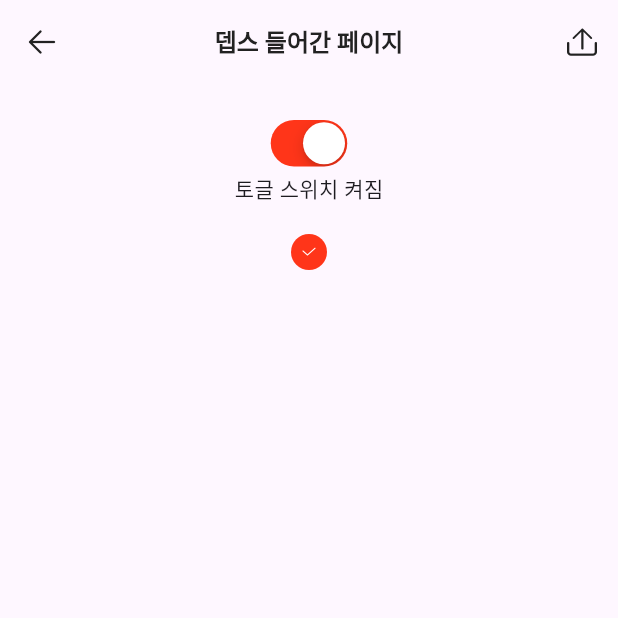
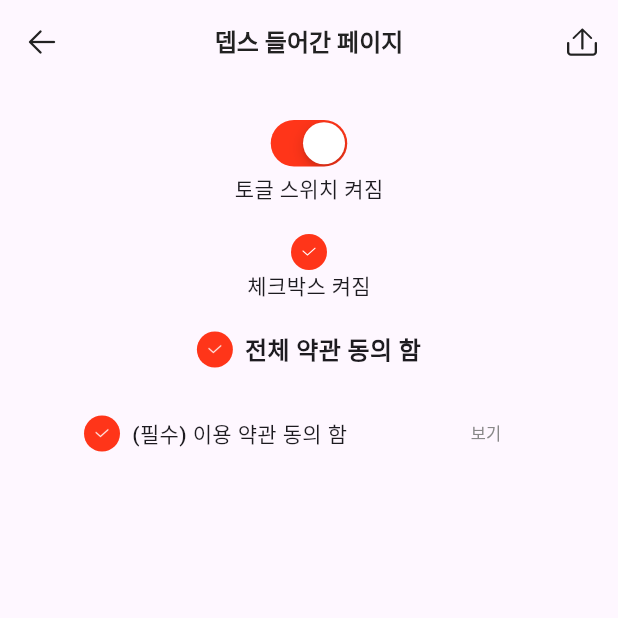
Before and after one commit to TechlabsDev/parot, a Flutter app: the TempScreen screen opened by its route, on a phone screen of 412 x 824 dp, the top half of it. Run offline on Flutter 3.47's test engine with Material 3 defaults, Android fonts, the light colour scheme and no system bars; our stand-ins replace get, streaming_shared_preferences; missing offline and left inert: chart_sparkline, flutter_inappwebview, flutter_naver_login, kakao_flutter_sdk; Roboto replaces fonts that are missing (Pretendard).

Commit message:
check_circle_in_row

```diff
--- a/lib/presentation/design_component/parrot_check_circle.dart
+++ b/lib/presentation/design_component/parrot_check_circle.dart
@@ -9,10 +9,14 @@ class ParrotCheckCircle extends StatefulWidget {
     required this.value,
     required this.onChanged,
     this.color,
+    this.radius,
+    this.checkIconSize,
   });
   ValueChanged<bool> onChanged;
   bool value;
   Color? color;
+  double? radius;
+  Size? checkIconSize;
 }
 
 class _ParrotCheckCircleState extends State<ParrotCheckCircle> {
@@ -34,13 +38,13 @@ class _ParrotCheckCircleState extends State<ParrotCheckCircle> {
       },
       child: CircleAvatar(
         backgroundColor: widget.value ? widget.color ?? ParrotColor.red500 : ParrotColor.gray50,
-        radius: 12,
+        radius: widget.radius ?? 12,
         child: Center(
           child: Image.asset(
             "asset/icon/stroke_check.png",
-            height: 12,
-            width: 12,
-            color: Colors.white,
+            height: widget.checkIconSize == null ? 12 : widget.checkIconSize!.height,
+            width: widget.checkIconSize == null ? 12 : widget.checkIconSize!.width,
+            color: widget.value ? Colors.white : ParrotColor.gray300,
           ),
         ),
       ),
--- /dev/null
+++ b/lib/presentation/design_component/parrot_check_circle_in_row.dart
@@ -0,0 +1,55 @@
+import 'package:flutter/material.dart';
+import 'package:parot/presentation/design_component/parrot_check_circle.dart';
+
+class ParrotCheckCircleInRow extends StatefulWidget {
+  @override
+  State<ParrotCheckCircleInRow> createState() => _ParrotCheckCircleInRowState();
+
+  ParrotCheckCircleInRow({
+    required this.value,
+    required this.onChanged,
+    required this.titleText,
+    this.checkCircleColor,
+    this.trailing,
+  });
+  ValueChanged<bool> onChanged;
+  bool value;
+  Color? checkCircleColor;
+  Widget titleText;
+  Widget? trailing;
+}
+
+class _ParrotCheckCircleInRowState extends State<ParrotCheckCircleInRow> {
+  @override
+  void setState(VoidCallback fn) {
+    if (mounted) {
+      super.setState(fn);
+    }
+  }
+
+  @override
+  Widget build(BuildContext context) {
+    return InkWell(
+      onTap: () {
+        setState(() {
+          widget.value = !widget.value;
+        });
+        widget.onChanged(widget.value);
+      },
+      child: Row(
+        mainAxisSize: MainAxisSize.min,
+        children: [
+          ParrotCheckCircle(
+            value: widget.value,
+            onChanged: (_) {},
+            color: widget.checkCircleColor,
+          ),
+          const SizedBox(width: 8),
+          widget.titleText,
+          if (widget.trailing != null) const Spacer(),
+          if (widget.trailing != null) widget.trailing!,
+        ],
+      ),
+    );
+  }
+}
--- a/lib/presentation/temp/controller/temp_controller.dart
+++ b/lib/presentation/temp/controller/temp_controller.dart
@@ -3,6 +3,9 @@ import 'package:get/get.dart';
 //아직 디자인이 덜 나왔을 때, 컴포넌트만 개발할 때 임시로 쓸 두번째 화면 컨트롤러
 class TempController extends GetxController {
   RxBool switchValue = true.obs;
+  RxBool checkCircleValue = true.obs;
+  RxBool checkCircleInRowValue = true.obs;
+  RxBool checkCircleInRowValue2 = true.obs;
   @override
   void onInit() {
     super.onInit();
--- a/lib/presentation/temp/screen/temp_screen.dart
+++ b/lib/presentation/temp/screen/temp_screen.dart
@@ -1,10 +1,12 @@
 import 'package:flutter/material.dart';
 import 'package:get/get.dart';
+import 'package:parot/presentation/design_component/parrot_check_circle_in_row.dart';
 import 'package:parot/presentation/design_component/parrot_depth_header.dart';
 import 'package:parot/presentation/design_component/parrot_scaffold.dart';
 import 'package:parot/presentation/design_component/parrot_text_style.dart';
 import 'package:parot/presentation/temp/controller/temp_controller.dart';
 
+import '../../design_component/parrot_check_circle.dart';
 import '../../design_component/parrot_color.dart';
 import '../../design_component/parrot_switch.dart';
 
@@ -32,6 +34,7 @@ class _TempScreenState extends State<TempScreen> {
           body: SingleChildScrollView(
             child: Center(
               child: Column(
+                crossAxisAlignment: CrossAxisAlignment.center,
                 children: [
                   const SizedBox(height: 20),
                   ParrotSwitch(
@@ -43,15 +46,52 @@ class _TempScreenState extends State<TempScreen> {
                   ),
                   Text("토글 스위치 ${controller.switchValue.isTrue ? "켜짐" : "꺼짐"}"),
                   const SizedBox(height: 20),
-                  CircleAvatar(
-                    backgroundColor: ParrotColor.red500,
-                    radius: 12,
-                    child: Center(
-                      child: Image.asset(
-                        "asset/icon/stroke_check.png",
-                        height: 12,
-                        width: 12,
-                        color: Colors.white,
+                  ParrotCheckCircle(
+                    value: controller.checkCircleValue.value,
+                    onChanged: (value) {
+                      controller.checkCircleValue.value = value;
+                    },
+                  ),
+                  Text("체크박스 ${controller.checkCircleValue.isTrue ? "켜짐" : "꺼짐"}"),
+                  const SizedBox(height: 20),
+                  ParrotCheckCircleInRow(
+                    value: controller.checkCircleInRowValue.value,
+                    onChanged: (value) {
+                      controller.checkCircleInRowValue.value = value;
+                    },
+                    titleText: Text(
+                      "전체 약관 동의 ${controller.checkCircleInRowValue.isTrue ? "함" : "안함"}",
+                      style: const TextStyle(
+                        fontSize: 16,
+                        fontWeight: FontWeight.w700,
+                      ),
+                    ),
+                  ),
+                  const SizedBox(height: 20),
+                  SizedBox(
+                    width: 300,
+                    child: ParrotCheckCircleInRow(
+                      value: controller.checkCircleInRowValue2.value,
+                      onChanged: (value) {
+                        controller.checkCircleInRowValue2.value = value;
+                      },
+                      titleText: Text(
+                        "(필수) 이용 약관 동의 ${controller.checkCircleInRowValue2.isTrue ? "함" : "안함"}",
+                        style: const TextStyle(
+                          fontSize: 14,
+                          fontWeight: FontWeight.w500,
+                        ),
+                      ),
+                      trailing: TextButton(
+                        onPressed: () {},
+                        child: const Text(
+                          "보기",
+                          style: TextStyle(
+                            fontSize: 11,
+                            fontWeight: FontWeight.w500,
+                            color: ParrotColor.gray500,
+                          ),
+                        ),
                       ),
                     ),
                   ),
```
